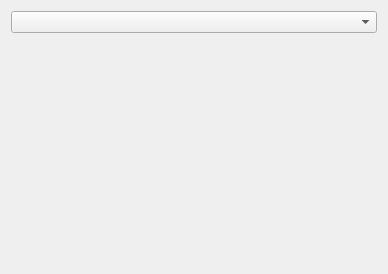
Qt form src/visualization.opengl.qt/glviewportwidget.ui (toeb/sine) before a commit.
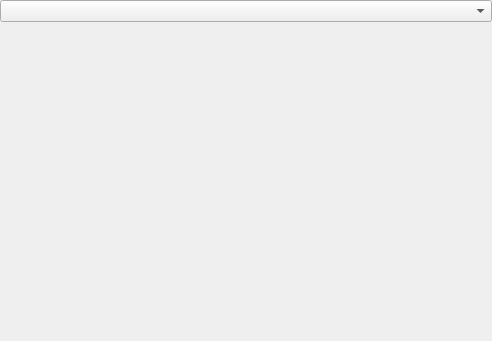
The same form after that commit.

Diff of the .ui file:
```diff
--- a/src/visualization.opengl.qt/glviewportwidget.ui
+++ b/src/visualization.opengl.qt/glviewportwidget.ui
@@ -6,14 +6,17 @@
    <rect>
     <x>0</x>
     <y>0</y>
-    <width>388</width>
-    <height>274</height>
+    <width>492</width>
+    <height>341</height>
    </rect>
   </property>
   <property name="windowTitle">
    <string>Form</string>
   </property>
   <layout class="QVBoxLayout" name="verticalLayout">
+   <property name="margin">
+    <number>0</number>
+   </property>
    <item>
     <widget class="QComboBox" name="comboBox"/>
    </item>
```
